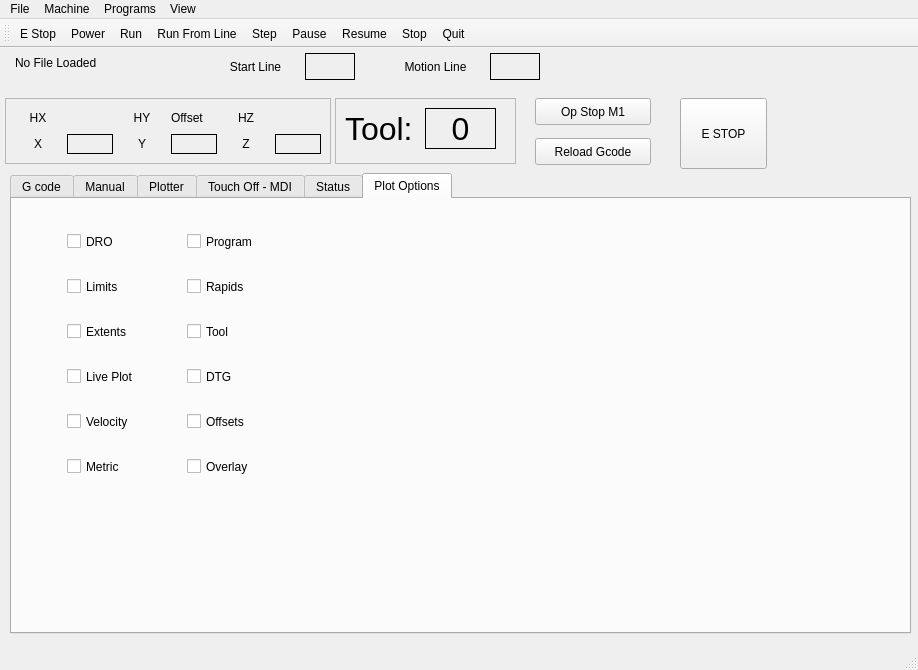
Qt form examples/mill_3/mill_3.ui (jethornton/flexgui) before a commit.
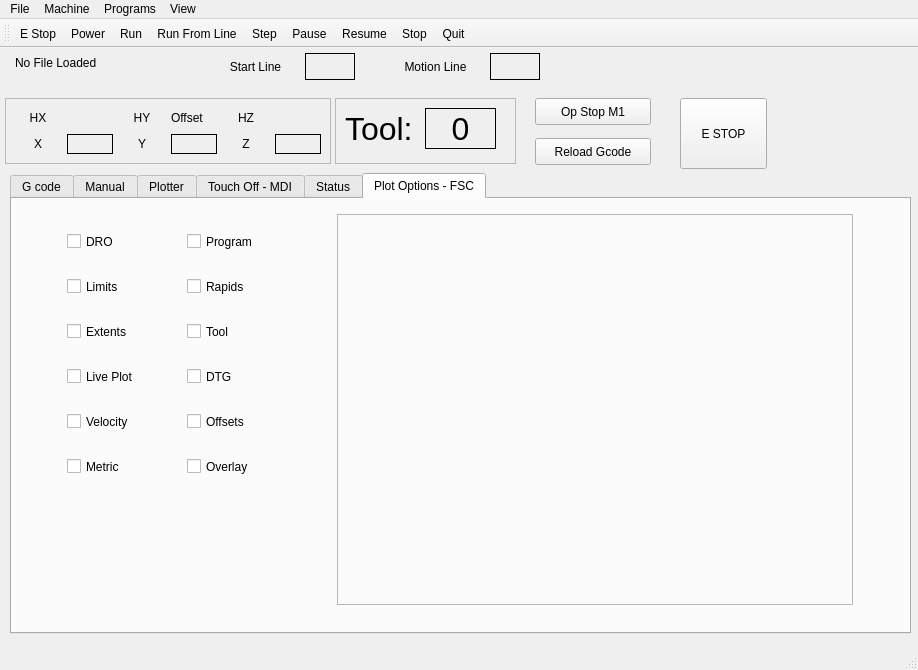
The same form after that commit. The open tabs and pages were chosen to show the change.

```diff
--- a/examples/mill_3/mill_3.ui
+++ b/examples/mill_3/mill_3.ui
@@ -2596,7 +2596,7 @@
     </widget>
     <widget class="QWidget" name="tab">
      <attribute name="title">
-      <string>Plot Options</string>
+      <string>Plot Options - FSC</string>
      </attribute>
      <widget class="QCheckBox" name="view_limits_cb">
       <property name="geometry">
@@ -2805,6 +2805,22 @@
        <bool>false</bool>
       </property>
      </widget>
+     <widget class="QFrame" name="fsc_container">
+      <property name="geometry">
+       <rect>
+        <x>325</x>
+        <y>15</y>
+        <width>516</width>
+        <height>391</height>
+       </rect>
+      </property>
+      <property name="frameShape">
+       <enum>QFrame::StyledPanel</enum>
+      </property>
+      <property name="frameShadow">
+       <enum>QFrame::Raised</enum>
+      </property>
+     </widget>
     </widget>
    </widget>
    <widget class="QPushButton" name="optional_stop_pb">
```
Left out of the diff: 8 changed lines with no effect on the pictures.
